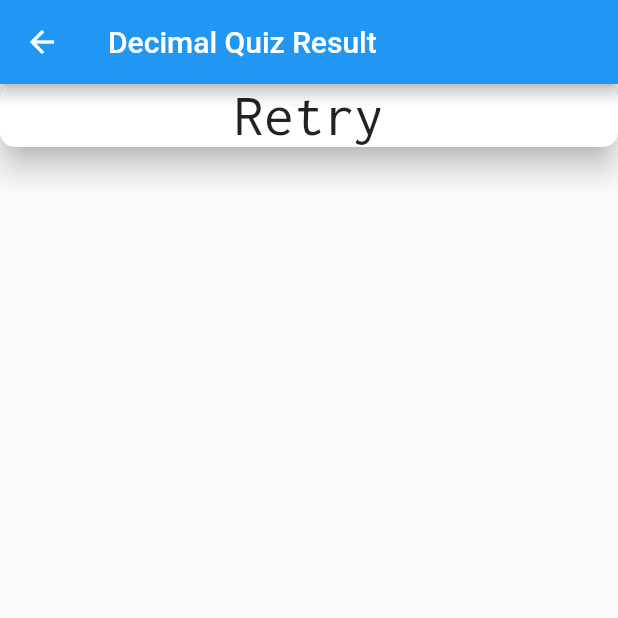
After one commit to indeep-xyz/binary-quiz-game, a Flutter app: the DecimalQuizResultScreen screen opened by its route, on a phone screen of 412 x 824 dp, the top half of it. The commit adds this screen. Run offline on Flutter 3.47's test engine with Material 2 defaults, Android fonts, the phone set to English and light mode, and no system bars.

Commit message:
時間切れ時の結果画面遷移、リトライボタン押下時のプレイ画面遷移を実装

```diff
--- /dev/null
+++ b/lib/component/button/button.dart
@@ -0,0 +1,58 @@
+import 'package:flutter/material.dart';
+
+/// ボタン用のコンポーネント
+class Button extends StatelessWidget {
+  /// 背景色
+  final Color color;
+
+  /// プレス時の背景色
+  final Color highlightColor;
+
+  /// タップ時のスプラッシュアニメーションで用いる色
+  final Color splashColor;
+
+  /// 表示する文字列
+  final String text;
+
+  /// 表示する文字列のスタイル
+  final TextStyle textStyle;
+
+  /// ボタンタップ時の処理
+  final Function() onTap;
+
+  /// コンストラクタ
+  const Button({
+    Key? key,
+    required this.color,
+    required this.highlightColor,
+    required this.splashColor,
+    required this.text,
+    required this.textStyle,
+    required this.onTap,
+  }) : super(key: key);
+
+  /// ビルド
+  @override
+  Widget build(BuildContext context) {
+    return Material(
+        // 角丸
+        borderRadius: BorderRadius.circular(10),
+
+        // 影
+        elevation: 8,
+
+        color: color,
+        type: MaterialType.button,
+        child: InkWell(
+            highlightColor: highlightColor,
+            onTap: onTap,
+            splashColor: splashColor,
+            child: Center(
+              child: Text(
+                text,
+                style: textStyle,
+                textAlign: TextAlign.center,
+              ),
+            )));
+  }
+}
--- /dev/null
+++ b/lib/component/button/general_button.dart
@@ -0,0 +1,34 @@
+import 'package:flutter/material.dart';
+
+import 'button.dart';
+
+/// 回答ボタン用のコンポーネント
+class GeneralButton extends StatelessWidget {
+  /// 表示する文字列
+  final String text;
+
+  /// ボタンタップ時の処理
+  final Function() onTap;
+
+  /// コンストラクタ
+  const GeneralButton({
+    Key? key,
+    required this.text,
+    required this.onTap,
+  })  : super(key: key);
+
+  /// ビルド
+  @override
+  Widget build(BuildContext context) {
+    return Button(
+        color: Colors.white,
+        highlightColor: Colors.grey,
+        splashColor: Colors.grey,
+        onTap: onTap,
+        text: text,
+        textStyle: const TextStyle(
+          fontFamily: 'Inconsolata',
+          fontSize: 40,
+        ));
+  }
+}
--- a/lib/main.dart
+++ b/lib/main.dart
@@ -1,4 +1,5 @@
 import 'package:binary_quiz_game/screen/game/decimal_quiz/decimal_quiz_screen.dart';
+import 'package:binary_quiz_game/screen/game/decimal_quiz_result/decimal_quiz_result_screen.dart';
 import 'package:flutter/material.dart';
 
 void main() {
@@ -16,8 +17,10 @@ class MyApp extends StatelessWidget {
       theme: ThemeData(
         primarySwatch: Colors.blue,
       ),
+      initialRoute: "decimalQuiz/game",
       routes: {
-        "/": (context) => const DecimalQuizScreen(title: 'Decimal Quiz'),
+        "decimalQuiz/game": (context) => const DecimalQuizScreen(title: 'Decimal Quiz'),
+        "decimalQuiz/result": (context) => const DecimalQuizResultScreen(title: 'Decimal Quiz Result'),
 
         // TODO: 結果画面を作る
         // TODO: 2進数での回答モードを作る
--- /dev/null
+++ b/lib/screen/game/decimal_quiz_result/component/retry_button.dart
@@ -0,0 +1,23 @@
+import 'package:binary_quiz_game/component/button/general_button.dart';
+import 'package:flutter/material.dart';
+
+/// ゲームのリトライ用ボタン
+class RetryButton extends StatelessWidget {
+
+  /// コンストラクタ
+  const RetryButton({
+    Key? key,
+  }) : super(key: key);
+
+  /// 描画
+  @override
+  Widget build(BuildContext context) {
+    return GeneralButton(
+      text: "Retry",
+      onTap: () {
+        // ゲームの再開
+        Navigator.pushReplacementNamed(context, "decimalQuiz/game");
+      }
+    );
+  }
+}
--- /dev/null
+++ b/lib/screen/game/decimal_quiz_result/decimal_quiz_result_screen.dart
@@ -0,0 +1,31 @@
+import 'package:binary_quiz_game/screen/game/decimal_quiz_result/component/retry_button.dart';
+import 'package:flutter/material.dart';
+
+/// 10進数で回答するゲーム[DecimalQuizScreen]時の結果画面
+class DecimalQuizResultScreen extends StatefulWidget {
+  const DecimalQuizResultScreen({Key? key, required this.title}) : super(key: key);
+
+  final String title;
+
+  @override
+  State<DecimalQuizResultScreen> createState() => _State();
+}
+
+// TODO: スコアを受け取って表示する
+
+class _State extends State<DecimalQuizResultScreen> {
+  @override
+  Widget build(BuildContext context) {
+    return Scaffold(
+      appBar: AppBar(
+        title: Text(widget.title),
+      ),
+      body: Column(
+        children: const [
+          // 問題、点数等
+          RetryButton(),
+        ],
+      ),
+    );
+  }
+}
```
Also changed, not shown: lib/component/button/answer_button.dart (+17 -33 lines), lib/screen/game/decimal_quiz/component/body/answer_selection_item.dart (+1 -10 lines), lib/screen/game/decimal_quiz/decimal_quiz_screen.dart (+4 -4 lines), lib/screen/game/decimal_quiz/provider/quiz_notifier.dart (+12 -2 lines).
